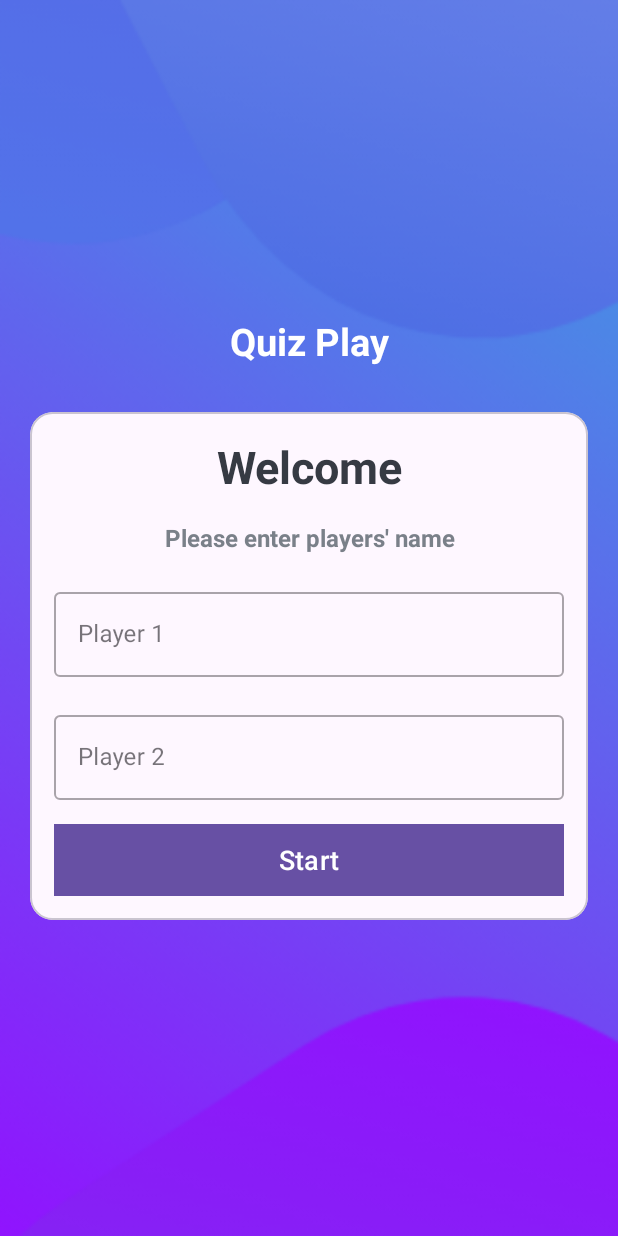
After one commit to chayan-dev/Quizzy, an Android app: the HomeFragment screen opened through its navigation route, on a phone screen of 412 x 824 dp. The commit adds this screen. Run offline under Robolectric (Android 15) with nearby library versions, the phone set to English and light mode, and no system bars; 3 statements that could not run were skipped.

Commit message:
home fragment added

```diff
--- /dev/null
+++ b/app/src/main/java/com/example/quizzy/HomeFragment.kt
@@ -0,0 +1,43 @@
+package com.example.quizzy
+
+import android.os.Bundle
+import androidx.fragment.app.Fragment
+import android.view.LayoutInflater
+import android.view.View
+import android.view.ViewGroup
+import android.widget.Toast
+import androidx.fragment.app.activityViewModels
+import androidx.navigation.fragment.findNavController
+import com.example.quizzy.databinding.FragmentHomeBinding
+
+class HomeFragment : Fragment() {
+
+  lateinit var binding: FragmentHomeBinding
+  private val viewModel by activityViewModels<MainViewModel>()
+
+  override fun onCreateView(
+    inflater: LayoutInflater, container: ViewGroup?,
+    savedInstanceState: Bundle?
+  ): View? {
+    // Inflate the layout for this fragment
+    binding = FragmentHomeBinding.inflate(inflater, container, false)
+    return binding.root
+  }
+
+  override fun onViewCreated(view: View, savedInstanceState: Bundle?) {
+    super.onViewCreated(view, savedInstanceState)
+
+    viewModel.getQuestions()
+
+    binding.btnStart.setOnClickListener {
+      if(binding.etName1.text?.isNotBlank() == true && binding.etName2.text?.isNotBlank() == true){
+        viewModel.setPlayersName(binding.etName1.text.toString(),binding.etName2.text.toString())
+        findNavController().navigate(R.id.action_homeFragment_to_questionFragment)
+      } else{
+        Toast.makeText(context,"Emter name for both players", Toast.LENGTH_SHORT).show()
+      }
+    }
+
+  }
+
+}
--- a/app/src/main/java/com/example/quizzy/MainViewModel.kt
+++ b/app/src/main/java/com/example/quizzy/MainViewModel.kt
@@ -12,6 +12,8 @@ class MainViewModel(): ViewModel() {
 
   private val questionsRepository = QuestionsRepository()
   var questionList = mutableListOf<QuestionType>()
+  lateinit var playerName1: String
+  lateinit var playerName2: String
   var playerScore1 = 0
   var playerScore2 = 0
   var isMatchTie = false
@@ -34,7 +36,6 @@ class MainViewModel(): ViewModel() {
   init {
     getQuestions()
   }
-
 
   fun getQuestions() {
     viewModelScope.launch {
@@ -192,4 +193,9 @@ class MainViewModel(): ViewModel() {
     }
   }
 
+  fun setPlayersName(name1: String, name2: String){
+    playerName1 = name1
+    playerName2 = name2
+  }
+
 }
--- a/app/src/main/java/com/example/quizzy/QuestionFragment.kt
+++ b/app/src/main/java/com/example/quizzy/QuestionFragment.kt
@@ -48,6 +48,14 @@ class QuestionFragment : Fragment() {
       binding.btnSubmit.text = it
     })
 
+    viewModel.currentPosition.observe(viewLifecycleOwner, Observer {
+      if((it+1)%2 == 0){
+        binding.tvPlayer.text = "For ${viewModel.playerName2}"
+      }else{
+        binding.tvPlayer.text = "For ${viewModel.playerName1}"
+      }
+    })
+
     binding.btnSubmit.setOnClickListener {
       if(binding.btnSubmit.text == "FINISH"){
         findNavController().navigate(R.id.action_questionFragment_to_resultFragment)
--- /dev/null
+++ b/app/src/main/res/layout/fragment_home.xml
@@ -0,0 +1,110 @@
+<?xml version="1.0" encoding="utf-8"?>
+<LinearLayout xmlns:android="http://schemas.android.com/apk/res/android"
+  xmlns:app="http://schemas.android.com/apk/res-auto"
+  xmlns:tools="http://schemas.android.com/tools"
+  android:layout_width="match_parent"
+  android:layout_height="match_parent"
+  tools:context=".MainActivity"
+  android:orientation="vertical"
+  android:gravity="center"
+  android:background="@drawable/ic_bg">
+
+  <TextView
+    android:layout_width="match_parent"
+    android:layout_height="wrap_content"
+    android:text="Quiz Play"
+    android:textSize="25sp"
+    android:textStyle="bold"
+    android:gravity="center"
+    android:textColor="@color/white"
+    android:layout_marginBottom="30dp"
+
+    />
+
+  <com.google.android.material.card.MaterialCardView
+    android:layout_width="match_parent"
+    android:layout_height="wrap_content"
+    android:layout_marginStart="20dp"
+    android:layout_marginEnd="20dp"
+    android:background="@color/white"
+    app:cardCornerRadius="15dp">
+
+    <LinearLayout
+      android:layout_width="match_parent"
+      android:layout_height="wrap_content"
+      android:layout_margin="16dp"
+      android:orientation="vertical">
+
+      <TextView
+        android:layout_width="match_parent"
+        android:layout_height="wrap_content"
+        android:text="Welcome"
+        android:textSize="30sp"
+        android:textStyle="bold"
+        android:gravity="center"
+        android:textColor="#363A43"
+        />
+
+      <TextView
+        android:layout_width="match_parent"
+        android:layout_height="wrap_content"
+        android:text="Please enter players' name"
+        android:textSize="16sp"
+        android:textStyle="bold"
+        android:gravity="center"
+        android:textColor="#7A8089"
+        android:layout_marginTop="16dp"
+        />
+
+      <com.google.android.material.textfield.TextInputLayout
+        android:layout_width="match_parent"
+        android:layout_height="wrap_content"
+        style="@style/Widget.MaterialComponents.TextInputLayout.OutlinedBox"
+        android:layout_marginTop="20dp"
+        >
+
+        <androidx.appcompat.widget.AppCompatEditText
+          android:id="@+id/et_name1"
+          android:layout_width="match_parent"
+          android:layout_height="wrap_content"
+          android:hint="Player 1"
+          android:inputType="textCapWords"
+          android:textColor="#363A43"
+          android:textColorHint="#7A8089"
+          />
+
+      </com.google.android.material.textfield.TextInputLayout>
+
+      <com.google.android.material.textfield.TextInputLayout
+        android:layout_width="match_parent"
+        android:layout_height="wrap_content"
+        style="@style/Widget.MaterialComponents.TextInputLayout.OutlinedBox"
+        android:layout_marginTop="20dp"
+        >
+
+        <androidx.appcompat.widget.AppCompatEditText
+          android:id="@+id/et_name2"
+          android:layout_width="match_parent"
+          android:layout_height="wrap_content"
+          android:hint="Player 2"
+          android:inputType="textCapWords"
+          android:textColor="#363A43"
+          android:textColorHint="#7A8089"
+          />
+
+      </com.google.android.material.textfield.TextInputLayout>
+
+      <Button
+        android:id="@+id/btn_start"
+        android:layout_width="match_parent"
+        android:layout_height="wrap_content"
+        android:layout_marginTop="16dp"
+        android:background="@color/design_default_color_primary"
+        android:gravity="center"
+        android:text="Start"
+        android:textColor="@color/white"
+        android:textSize="18sp"
+        />
+    </LinearLayout>
+  </com.google.android.material.card.MaterialCardView>
+</LinearLayout>
--- a/app/src/main/res/layout/fragment_question.xml
+++ b/app/src/main/res/layout/fragment_question.xml
@@ -38,48 +38,49 @@
       tools:text="What country does this flag belong to?"
       />
 
-    <LinearLayout
-      android:id="@+id/progressBarLL"
-      android:layout_width="match_parent"
-      android:layout_height="wrap_content"
-      android:layout_marginTop="16dp"
-      android:layout_marginHorizontal="10dp"
-      android:gravity="center_vertical"
-      android:orientation="horizontal"
-      app:layout_constraintTop_toBottomOf="@id/tv_question"
-      app:layout_constraintStart_toStartOf="parent"
-      >
+<!--    <LinearLayout-->
+<!--      android:id="@+id/progressBarLL"-->
+<!--      android:layout_width="match_parent"-->
+<!--      android:layout_height="wrap_content"-->
+<!--      android:layout_marginTop="16dp"-->
+<!--      android:layout_marginHorizontal="10dp"-->
+<!--      android:gravity="center_vertical"-->
+<!--      android:orientation="horizontal"-->
+<!--      app:layout_constraintTop_toBottomOf="@id/tv_question"-->
+<!--      app:layout_constraintStart_toStartOf="parent"-->
+<!--      >-->
 
-      <ProgressBar
-        android:id="@+id/progressBar"
-        android:layout_width="0dp"
-        style="?android:attr/progressBarStyleHorizontal"
-        android:layout_height="wrap_content"
-        android:layout_weight="1"
-        android:max="5"
-        android:indeterminate="false"
-        android:minHeight="50dp"
-        android:progress="0"
-        />
+<!--      <ProgressBar-->
+<!--        android:id="@+id/progressBar"-->
+<!--        android:layout_width="0dp"-->
+<!--        style="?android:attr/progressBarStyleHorizontal"-->
+<!--        android:layout_height="wrap_content"-->
+<!--        android:layout_weight="1"-->
+<!--        android:max="5"-->
+<!--        android:indeterminate="false"-->
+<!--        android:minHeight="50dp"-->
+<!--        android:progress="0"-->
+<!--        />-->
 
-      <TextView
-        android:id="@+id/tv_progress"
-        android:layout_width="wrap_content"
-        android:layout_height="wrap_content"
-        android:gravity="center"
-        android:padding="15dp"
-        android:textSize="14sp"
-        android:text="0/5"
-        />
-    </LinearLayout>
+<!--      <TextView-->
+<!--        android:id="@+id/tv_progress"-->
+<!--        android:layout_width="wrap_content"-->
+<!--        android:layout_height="wrap_content"-->
+<!--        android:gravity="center"-->
+<!--        android:padding="15dp"-->
+<!--        android:textSize="14sp"-->
+<!--        android:text="0/5"-->
+<!--        />-->
+<!--    </LinearLayout>-->
 
     <androidx.recyclerview.widget.RecyclerView
       android:id="@+id/rv_options"
       android:layout_width="match_parent"
       android:layout_height="wrap_content"
+      android:layout_marginTop="50dp"
       android:clickable="true"
       android:focusable="true"
-      app:layout_constraintTop_toBottomOf="@id/progressBarLL"
+      app:layout_constraintTop_toBottomOf="@id/tv_question"
       app:layout_constraintStart_toStartOf="parent"
       />
 
--- a/app/src/main/res/navigation/nav_graph.xml
+++ b/app/src/main/res/navigation/nav_graph.xml
@@ -1,6 +1,7 @@
 <?xml version="1.0" encoding="utf-8"?>
 <navigation xmlns:android="http://schemas.android.com/apk/res/android"
   xmlns:app="http://schemas.android.com/apk/res-auto"
+  xmlns:tools="http://schemas.android.com/tools"
   android:id="@+id/nav_graph.xml"
   app:startDestination="@id/questionFragment">
 
@@ -20,4 +21,12 @@
       android:id="@+id/action_resultFragment_to_questionFragment"
       app:destination="@id/questionFragment" />
   </fragment>
+  <fragment
+    android:id="@+id/homeFragment"
+    android:name="com.example.quizzy.HomeFragment"
+    android:label="HomeFragment" >
+    <action
+      android:id="@+id/action_homeFragment_to_questionFragment"
+      app:destination="@id/questionFragment" />
+  </fragment>
 </navigation>
```
